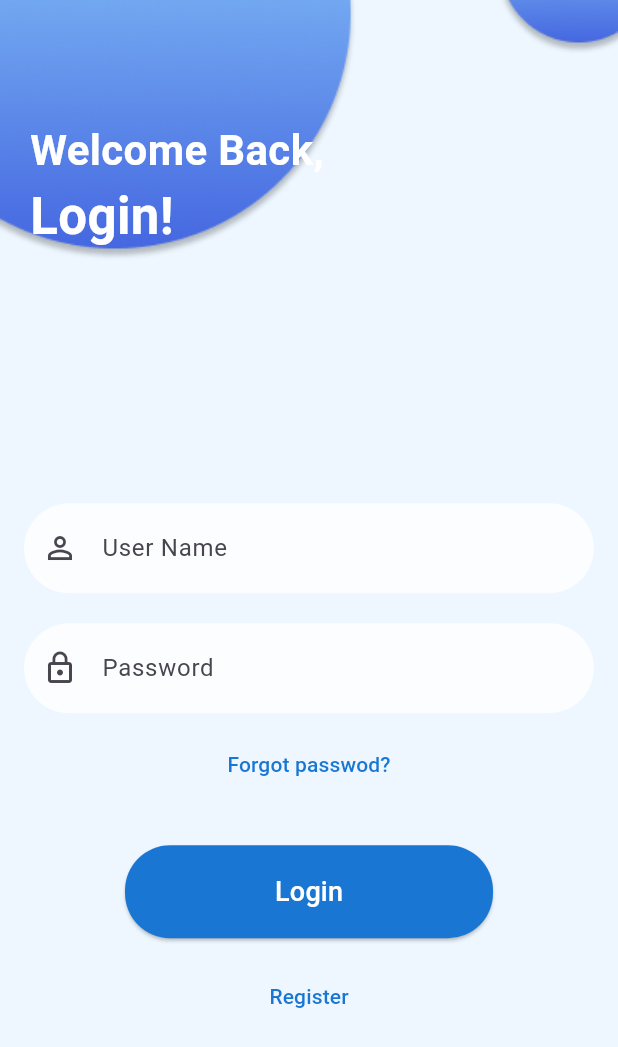
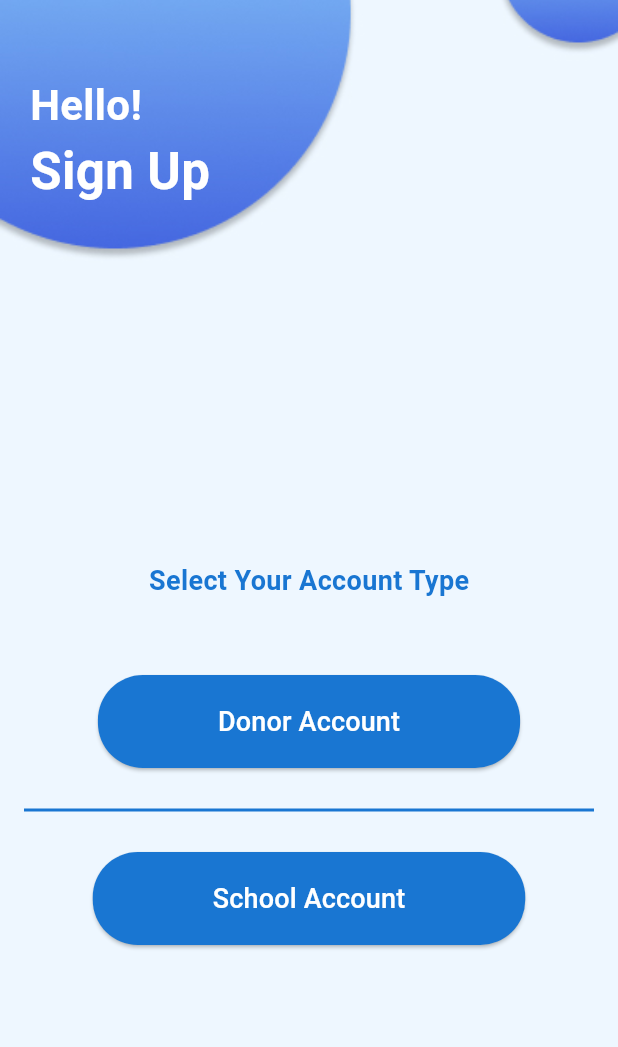
Before and after one commit to sandeepaMallawarachchi/school-boost, a Flutter app: the LoginScreen screen opened directly, after a tap on "Register", on a phone screen of 412 x 824 dp. Shown: the top 1047 px of the screen. Run offline on Flutter 3.47's test engine with Material 3 defaults, Android fonts, the phone set to English and light mode, and no system bars; our stand-ins replace cloud_firestore, firebase_core, image_picker; accounts and stored records are empty.

Commit message:
component>register.dart page created

```diff
--- a/lib/components/login.dart
+++ b/lib/components/login.dart
@@ -1,4 +1,6 @@
+
 import 'package:flutter/material.dart';
+import 'package:school_boost/components/register.dart';
 
 class LoginScreen extends StatefulWidget {
   @override
@@ -39,7 +41,7 @@ class _LoginScreenState extends State<LoginScreen> {
 
           // Positioned "Welcome Back, Log In!" at the top-left corner
           Positioned(
-            top: 80,  // Adjust this to move the text down or up
+            top: 50,  // Adjust this to move the text down or up
             left: 20,  // Adjust this to align the text more left or right
             child: Column(
               crossAxisAlignment: CrossAxisAlignment.start,
@@ -141,9 +143,13 @@ class _LoginScreenState extends State<LoginScreen> {
                     SizedBox(height: 15),
 
                     // Register
-                    TextButton(
+                     TextButton(
                       onPressed: () {
-                        // Handle register logic here
+                        // Navigate to SignUpScreen when Register is clicked
+                        Navigator.push(
+                          context,
+                          MaterialPageRoute(builder: (context) => SignUpScreen()),
+                        );
                       },
                       child: Text(
                         'Register',
--- /dev/null
+++ b/lib/components/register.dart
@@ -0,0 +1,136 @@
+import 'package:flutter/material.dart';
+
+class SignUpScreen extends StatefulWidget {
+  @override
+  _SignUpScreenState createState() => _SignUpScreenState();
+}
+
+class _SignUpScreenState extends State<SignUpScreen> {
+  @override
+  Widget build(BuildContext context) {
+    return Scaffold(
+      body: Stack(
+        children: [
+          // Background Image
+          Container(
+            decoration: BoxDecoration(
+              image: DecorationImage(
+                image: AssetImage('assets/images/Login.jpg'),
+                fit: BoxFit.cover,
+              ),
+            ),
+          ),
+
+          Positioned(
+            top: 50,  // Adjust this to move the text down or up
+            left: 20,  // Adjust this to align the text more left or right
+            child: Column(
+              crossAxisAlignment: CrossAxisAlignment.start,
+              children: [
+                Text(
+                  'Hello!',
+                  style: TextStyle(
+                    fontSize: 28,
+                    color: Colors.white,
+                    fontWeight: FontWeight.bold,
+                  ),
+                ),
+                Text(
+                  'Sign Up',
+                  style: TextStyle(
+                    fontSize: 34,
+                    color: Colors.white,
+                    fontWeight: FontWeight.bold,
+                  ),
+                ),
+              ],
+            ),
+          ),
+
+
+          // Foreground Elements
+          Center(
+            child: Padding(
+              padding: const EdgeInsets.symmetric(horizontal: 16.0),
+              child: SingleChildScrollView(
+                child: Column(
+                  crossAxisAlignment: CrossAxisAlignment.center,
+                  children: [
+                    SizedBox(height: 200), // Added spacing instead of the removed text
+
+                    // "Select Your Account Type" Text
+                    Text(
+                      'Select Your Account Type',
+                      style: TextStyle(
+                        fontSize: 18,
+                        color: Colors.blue[700],
+                        fontWeight: FontWeight.bold,
+                      ),
+                    ),
+                    SizedBox(height: 50),
+
+                    // Donor Account Button
+                    ElevatedButton(
+                      onPressed: () {
+                        // Handle donor account logic here
+                      },
+                      style: ElevatedButton.styleFrom(
+                        padding: EdgeInsets.symmetric(horizontal: 80, vertical: 18),
+                        backgroundColor: Colors.blue.shade700,
+                        shape: RoundedRectangleBorder(
+                          borderRadius: BorderRadius.circular(30),
+                        ),
+                      ),
+                      child: Text(
+                        'Donor Account',
+                        style: TextStyle(fontSize: 18, color: Colors.white),
+                      ),
+                    ),
+                    SizedBox(height: 20),
+
+                    // Divider Line
+                    Divider(
+                      color: Colors.blue.shade700,
+                      thickness: 2,
+                    ),
+                    SizedBox(height: 20),
+
+                    // School Account Button
+                    ElevatedButton(
+                      onPressed: () {
+                        // Handle school account logic here
+                      },
+                      style: ElevatedButton.styleFrom(
+                        padding: EdgeInsets.symmetric(horizontal: 80, vertical: 18),
+                        backgroundColor: Colors.blue.shade700,
+                        shape: RoundedRectangleBorder(
+                          borderRadius: BorderRadius.circular(30),
+                        ),
+                      ),
+                      child: Text(
+                        'School Account',
+                        style: TextStyle(fontSize: 18, color: Colors.white),
+                      ),
+                    ),
+
+                    SizedBox(height: 20),
+
+                    // Register Button
+
+                  ],
+                ),
+              ),
+            ),
+          ),
+        ],
+      ),
+    );
+  }
+}
+
+void main() {
+  runApp(MaterialApp(
+    home: SignUpScreen(),
+    debugShowCheckedModeBanner: false,
+  ));
+}
--- a/lib/main.dart
+++ b/lib/main.dart
@@ -1,6 +1,7 @@
 import 'package:flutter/material.dart';
+import 'package:school_boost/components/register.dart';
 import 'screens/home.dart'; // Make sure this imports the HomeScreen
-import 'screens/account.dart'; // Import the AccountScreen
+
 import 'components/login.dart'; // Import the LoginScreen
 import 'package:firebase_core/firebase_core.dart';
 import 'screens/admin/add_campaigns.dart';
@@ -106,7 +107,10 @@ class UpdatesScreen extends StatelessWidget {
         title: Text('Updates'),
       ),
       body: Center(
-        child: ElevatedButton(
+        child: Column(
+          mainAxisAlignment: MainAxisAlignment.center,
+          children: [
+            ElevatedButton(
               onPressed: () {
                 Navigator.push(
                   context,
@@ -115,10 +119,24 @@ class UpdatesScreen extends StatelessWidget {
               },
               child: Text('Go to Login'),
             ),
+            SizedBox(height: 20), // Adds space between buttons
+            ElevatedButton(
+              onPressed: () {
+                Navigator.push(
+                  context,
+                  MaterialPageRoute(builder: (context) => SignUpScreen()),
+                );
+              },
+              child: Text('Go to Register'),
+            ),
+          ],
+        ),
       ),
     );
   }
 }
+
+
 
 // Account Screen
 class AccountScreen extends StatelessWidget {
```
Lines whose indentation alone changed are shown as unchanged.
